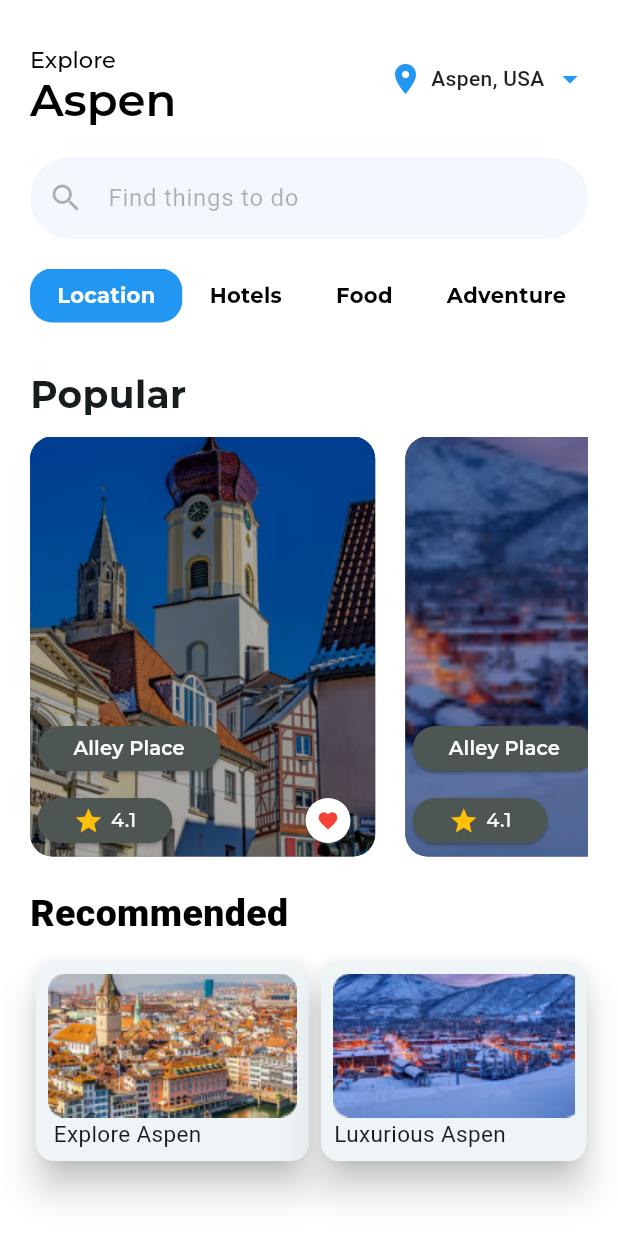
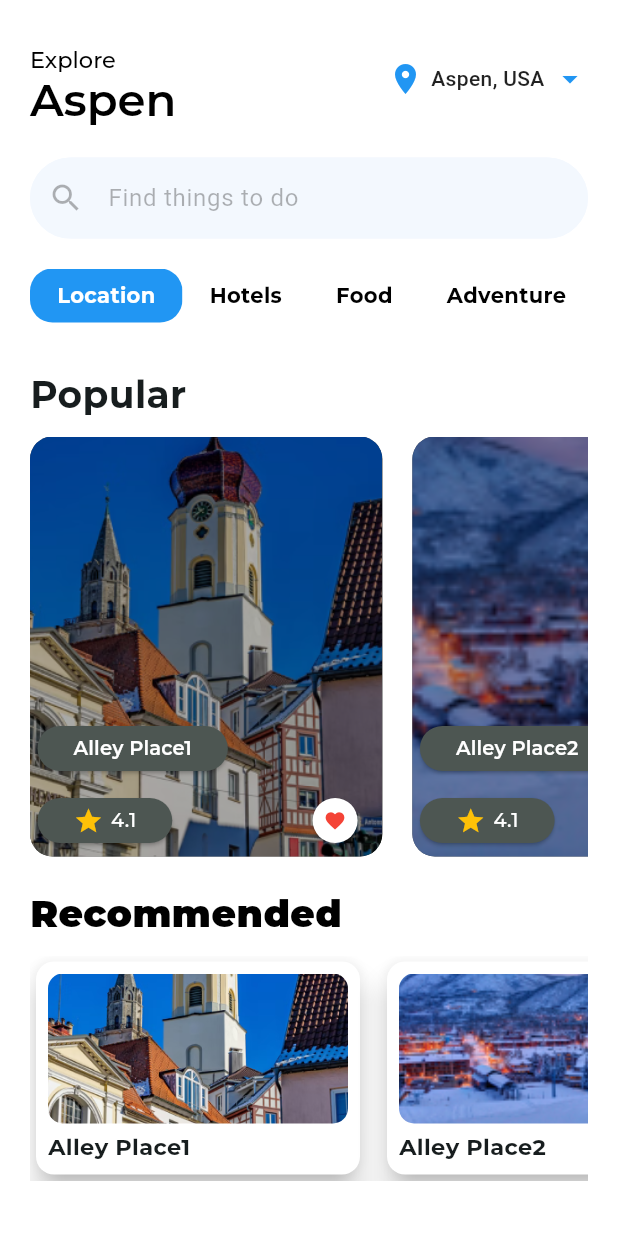
Before and after one commit to BastianZalukhu/Kelompok-1, a Flutter app: the screen it shows after launch, on a phone screen of 412 x 824 dp. Run offline on Flutter 3.47's test engine with Material 3 defaults, Android fonts, the phone set to English and light mode, and no system bars; our stand-ins replace google_fonts.

Commit message:
Recommended Done

```diff
--- a/lib/components/card_popular.dart
+++ b/lib/components/card_popular.dart
@@ -10,6 +10,14 @@ class CardPopular extends StatefulWidget {
 }
 
 class _CardPopularState extends State<CardPopular> {
+  var location = [
+    'Alley Place1',
+    'Alley Place2',
+    'Alley Place3',
+    'Alley Place4',
+    'Alley Place5',
+  ];
+
   @override
   Widget build(BuildContext context) {
     return SingleChildScrollView(
@@ -20,7 +28,7 @@ class _CardPopularState extends State<CardPopular> {
             child: SizedBox(
               height: 280,
               child: ListView.builder(
-                  itemCount: 5,
+                  itemCount: location.length,
                   scrollDirection: Axis.horizontal,
                   shrinkWrap: true,
                   itemBuilder: (BuildContext context, int index) {
@@ -70,7 +78,7 @@ class _CardPopularState extends State<CardPopular> {
                                         child: Row(
                                           children: [
                                             Text(
-                                              'Alley Place',
+                                              location[index],
                                               style: GoogleFonts.montserrat(
                                                 fontSize: 13,
                                                 color: Colors.white,
--- /dev/null
+++ b/lib/components/card_recommended.dart
@@ -0,0 +1,78 @@
+import 'package:flutter/material.dart';
+import 'package:google_fonts/google_fonts.dart';
+
+class CardRecommended extends StatefulWidget {
+  const CardRecommended({super.key});
+
+  @override
+  State<CardRecommended> createState() => _CardRecommendedState();
+}
+
+class _CardRecommendedState extends State<CardRecommended> {
+  var location_recommended = [
+    'Alley Place1',
+    'Alley Place2',
+    'Alley Place3',
+    'Alley Place4',
+    'Alley Place5',
+  ];
+
+  @override
+  Widget build(BuildContext context) {
+    return SingleChildScrollView(
+      child: Row(
+        mainAxisAlignment: MainAxisAlignment.start,
+        children: [
+          Expanded(
+            child: SizedBox(
+              height: 150,
+              child: ListView.builder(
+                itemCount: location_recommended.length,
+                scrollDirection: Axis.horizontal,
+                shrinkWrap: true,
+                itemBuilder: (BuildContext context, int index) {
+                  return Padding(
+                    padding: const EdgeInsets.only(right: 10),
+                    child: Card(
+                      color: Colors.white,
+                      elevation: 8,
+                      child: Padding(
+                        padding: EdgeInsets.all(8.0),
+                        child: Column(
+                          crossAxisAlignment: CrossAxisAlignment.start,
+                          children: [
+                            ClipRRect(
+                              borderRadius: BorderRadius.circular(10),
+                              child: Row(
+                                children: [
+                                  Image.asset(
+                                    'assets/gambar${index + 1}.png',
+                                    fit: BoxFit.cover,
+                                    height: 100,
+                                    width: 200,
+                                  ),
+                                ],
+                              ),
+                            ),
+                            Padding(
+                              padding: const EdgeInsets.only(top: 5),
+                              child: Text(
+                                location_recommended[index],
+                                style: GoogleFonts.montserrat(
+                                    fontWeight: FontWeight.w700, fontSize: 15),
+                              ),
+                            ),
+                          ],
+                        ),
+                      ),
+                    ),
+                  );
+                },
+              ),
+            ),
+          ),
+        ],
+      ),
+    );
+  }
+}
--- a/lib/pages/homepage.dart
+++ b/lib/pages/homepage.dart
@@ -1,5 +1,6 @@
 import 'package:flutter/material.dart';
 import 'package:flutter_application_3/components/card_popular.dart';
+import 'package:flutter_application_3/components/card_recommended.dart';
 import 'package:flutter_application_3/components/category_homepage.dart';
 import 'package:flutter_application_3/components/header_hompage.dart';
 import 'package:flutter_application_3/components/search_homepage.dart';
@@ -46,9 +47,9 @@ class _HomePageState extends State<HomePage> {
                   child: Row(
                     mainAxisAlignment: MainAxisAlignment.start,
                     children: [
-                      const Text(
+                      Text(
                         'Recommended',
-                        style: TextStyle(
+                        style: GoogleFonts.montserrat(
                             fontSize: 25,
                             fontWeight: FontWeight.w900,
                             color: Colors.black),
@@ -57,57 +58,7 @@ class _HomePageState extends State<HomePage> {
                   ),
                 ),
                 SizedBox(height: 10),
-                Row(
-                  mainAxisAlignment: MainAxisAlignment.spaceBetween,
-                  children: [
-                    Card(
-                      elevation: 10,
-                      child: Padding(
-                        padding: const EdgeInsets.all(8.0),
-                        child: Container(
-                            child: Column(
-                          children: [
-                            Container(
-                              child: Image.asset('assets/gambar3.png'),
-                            ),
-                            Container(
-                              margin: EdgeInsets.only(right: 60),
-                              child: Text(
-                                'Explore Aspen',
-                                style: TextStyle(
-                                    fontWeight: FontWeight.w400, fontSize: 15),
-                              ),
-                            )
-                          ],
-                        )),
-                      ),
-                    ),
-                    SizedBox(
-                      height: 10,
-                    ),
-                    Card(
-                      elevation: 10,
-                      child: Padding(
-                        padding: const EdgeInsets.all(8.0),
-                        child: Container(
-                          child: Column(
-                            children: [
-                              Container(
-                                  child: Image.asset('assets/gambar2.png')),
-                              Container(
-                                margin: EdgeInsets.only(right: 45),
-                                child: Text('Luxurious Aspen',
-                                    style: TextStyle(
-                                        fontWeight: FontWeight.w400,
-                                        fontSize: 15)),
-                              )
-                            ],
-                          ),
-                        ),
-                      ),
-                    ),
-                  ],
-                ),
+                CardRecommended(),
               ],
             ),
           ),
```
